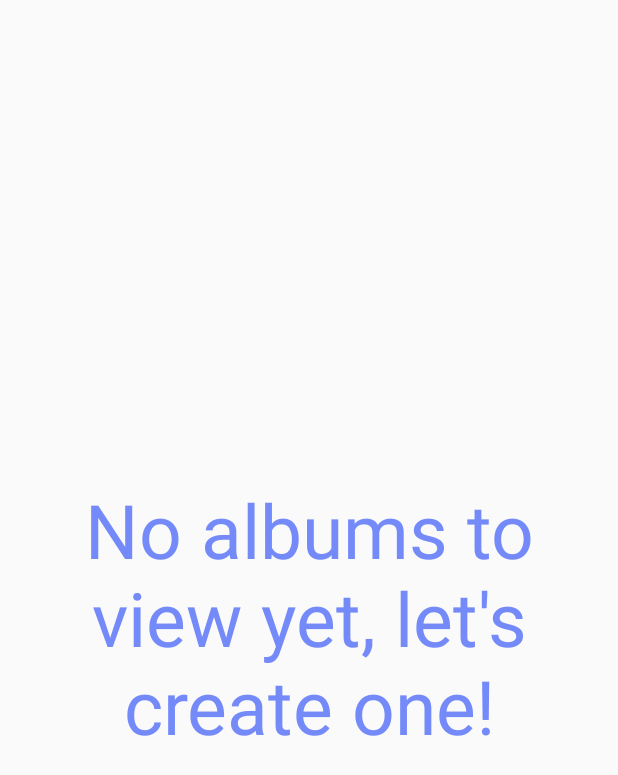
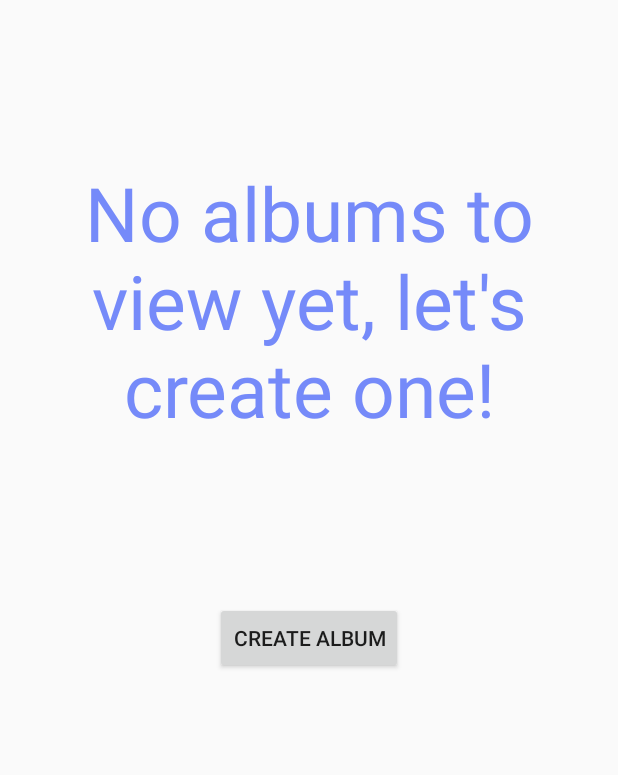
Before and after one commit to PaddyLevitt/Capstone2016PhotoShare, an Android app: the layout blank_album_list.xml on its own in the app's theme, with its tools: preview values and no code run, on a phone screen of 412 x 824 dp. Shown: the top 775 px of the screen. Run offline under Robolectric (Android 15) with nearby library versions, the phone set to English and light mode, and no system bars.

Commit message:
Tweaked some UI, setting up add album feature.

```diff
--- a/app/src/main/AndroidManifest.xml
+++ b/app/src/main/AndroidManifest.xml
@@ -31,7 +31,7 @@
         </activity>
         <activity
             android:name=".ProfileActivity"
-            android:label="Home"
+            android:label="@string/app_name"
             android:parentActivityName=".MainActivity"
             android:theme="@style/AppTheme.NoActionBar">
             <meta-data
--- a/app/src/main/res/layout/blank_album_list.xml
+++ b/app/src/main/res/layout/blank_album_list.xml
@@ -1,12 +1,25 @@
 <?xml version="1.0" encoding="utf-8"?>
+<LinearLayout xmlns:android="http://schemas.android.com/apk/res/android"
+    android:orientation="vertical"
+    android:layout_width="match_parent"
+    android:layout_height="wrap_content">
 
-<TextView xmlns:android="http://schemas.android.com/apk/res/android"
-    android:layout_width="match_parent"
-    android:layout_height="match_parent"
-    android:text="No albums to view yet, let&apos;s create one!"
-    android:gravity="center"
-    android:visibility="visible"
-    android:textSize="50dp"
-    android:textColor="#758af9">
+    <TextView
+        android:layout_width="match_parent"
+        android:layout_height="401dp"
+        android:text="No albums to view yet, let&apos;s create one!"
+        android:gravity="center"
+        android:visibility="visible"
+        android:textSize="50dp"
+        android:textColor="#758af9"/>
 
-</TextView>
+    <Button
+        style="?android:attr/buttonStyleSmall"
+        android:layout_width="wrap_content"
+        android:layout_height="wrap_content"
+        android:text="CREATE ALBUM"
+        android:id="@+id/createFirstAlbum"
+        android:layout_gravity="center_horizontal"
+        android:onClick="createFirstAlbum" />
+
+</LinearLayout>
--- a/app/src/main/res/values/styles.xml
+++ b/app/src/main/res/values/styles.xml
@@ -3,7 +3,7 @@
     <!-- Base application theme. -->
     <style name="AppTheme" parent="Theme.AppCompat.Light.DarkActionBar">
         <!-- Customize your theme here. -->
-        <item name="colorPrimary">@color/colorPrimary</item>
+        <item name="colorPrimary">#57c7e3</item>
         <item name="colorPrimaryDark">@color/colorPrimaryDark</item>
         <item name="colorAccent">@color/colorAccent</item>
     </style>
```
Also changed, not shown: app/src/main/java/com/capstone/photoshare/PhotoAlbumActivity.java (+12 -0 lines), app/src/main/java/com/capstone/photoshare/TestOutput.java (+5 -24 lines), app/src/main/res/layout/activity_photo_album.xml (+19 -6 lines), app/src/main/res/layout/content_profile.xml (+20 -22 lines).
